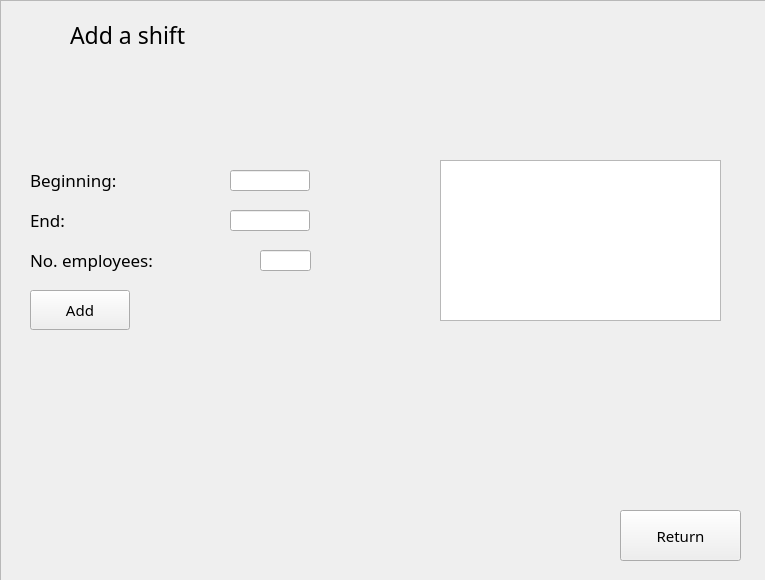
Rolkarolka/Comcalen, file Comcalen/ManageShift.ui: the form before one commit.
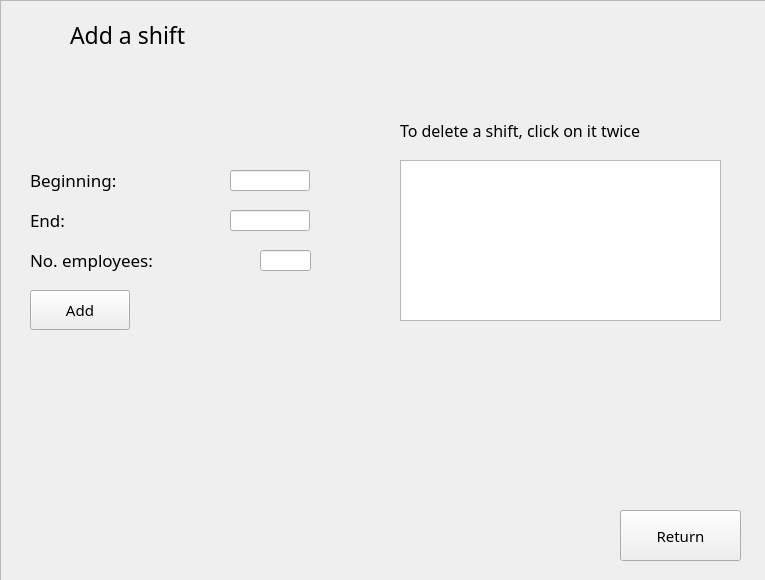
The form after the commit. Icons and pictures are not drawn.

Patch:
```diff
--- a/Comcalen/ManageShift.ui
+++ b/Comcalen/ManageShift.ui
@@ -238,9 +238,9 @@
    <widget class="QTableWidget" name="existing_shifts">
     <property name="geometry">
      <rect>
-      <x>440</x>
+      <x>400</x>
       <y>160</y>
-      <width>281</width>
+      <width>321</width>
       <height>161</height>
      </rect>
     </property>
@@ -248,6 +248,28 @@
      <string notr="true">backgroud:transparent;</string>
     </property>
    </widget>
+   <widget class="QLabel" name="label">
+    <property name="geometry">
+     <rect>
+      <x>400</x>
+      <y>110</y>
+      <width>321</width>
+      <height>41</height>
+     </rect>
+    </property>
+    <property name="font">
+     <font>
+      <family>Copperplate Gothic Bold</family>
+      <pointsize>12</pointsize>
+     </font>
+    </property>
+    <property name="styleSheet">
+     <string notr="true">background:transparent;</string>
+    </property>
+    <property name="text">
+     <string>To delete a shift, click on it twice</string>
+    </property>
+   </widget>
   </widget>
  </widget>
  <layoutdefault spacing="6" margin="11"/>
```
